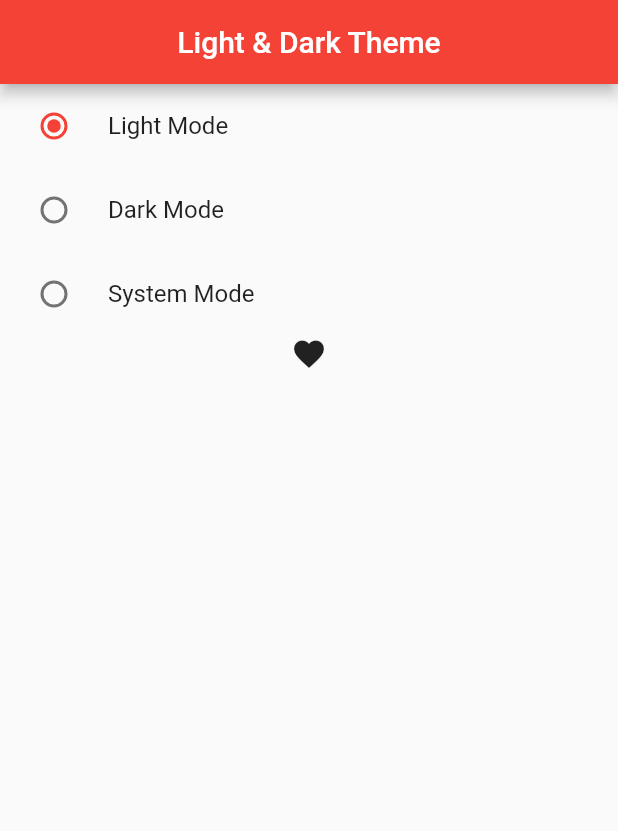
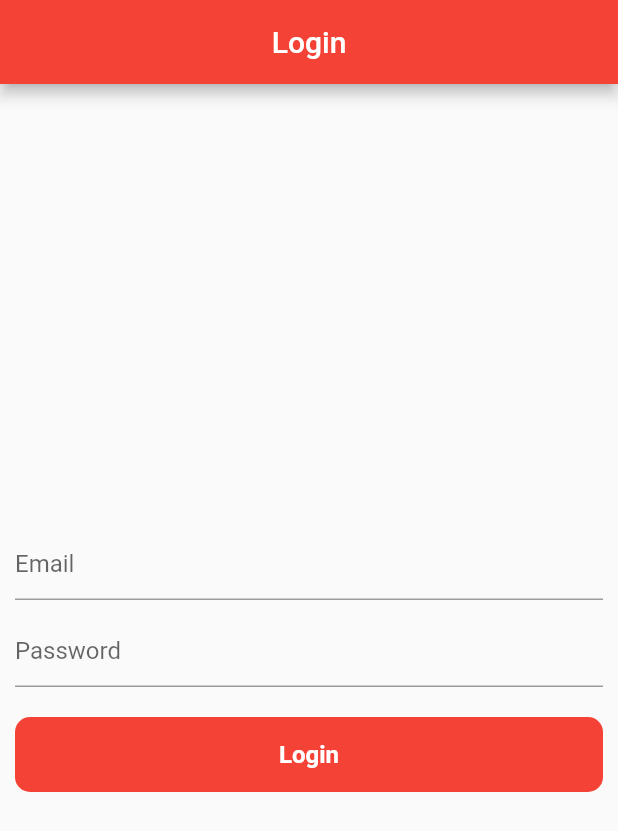
Before and after one commit to SyedMuhammadRehan/practice_provider, a Flutter app: the screen it shows after launch, on a phone screen of 412 x 824 dp. Shown: the top 831 px of the screen. Run offline on Flutter 3.47's test engine with Material 2 defaults, Android fonts, the phone set to English and light mode, and no system bars.

Commit message:
feat: :zap: login api with provider

```diff
--- a/lib/main.dart
+++ b/lib/main.dart
@@ -1,9 +1,10 @@
 import 'package:flutter/material.dart';
+import 'package:practice_provider/provider/authprovider.dart';
 import 'package:practice_provider/provider/count_provider.dart';
 import 'package:practice_provider/provider/favitem_provider.dart';
 import 'package:practice_provider/provider/slider_provider.dart';
 import 'package:practice_provider/provider/theme_mode_provider.dart';
-import 'package:practice_provider/screens/light_and_dark_theme.dart';
+import 'package:practice_provider/screens/login_wihApi.dart';
 import 'package:provider/provider.dart';
 
 void main() {
@@ -30,6 +31,9 @@ class MyApp extends StatelessWidget {
           ChangeNotifierProvider(
             create: (_) => ThemeModeProvider(),
           ),
+          ChangeNotifierProvider(
+            create: (_) => AuthProvider(),
+          ),
         ],
         child: Builder(
           builder: (BuildContext context) {
@@ -47,7 +51,7 @@ class MyApp extends StatelessWidget {
                     primarySwatch: Colors.red,
                     primaryColor: Colors.red,
                     iconTheme: const IconThemeData(color: Colors.pink)),
-                home: const LightAndDarkTheme());
+                home: const LoginWithApi());
           },
         ));
   }
--- /dev/null
+++ b/lib/provider/authprovider.dart
@@ -0,0 +1,39 @@
+import 'package:flutter/material.dart';
+import 'package:http/http.dart';
+
+class AuthProvider with ChangeNotifier {
+  bool _loading = false;
+  bool get loading => _loading;
+  void setloading(bool val) {
+    _loading = val;
+    notifyListeners();
+  }
+
+  void showDefaultSnackbar(BuildContext context, String text) {
+    ScaffoldMessenger.of(context).showSnackBar(
+      SnackBar(
+        content: Text(text),
+      ),
+    );
+  }
+
+  void login(BuildContext context, String email, pass) async {
+    setloading(true);
+    try {
+      Response response = await post(Uri.parse('https://reqres.in/api/login'),
+          body: {"email": email, "password": pass});
+
+      if (response.statusCode == 200) {
+        setloading(false);
+        showDefaultSnackbar(context, "Login Succesfully");
+      } else {
+        setloading(false);
+        showDefaultSnackbar(context, "Login Failed");
+      }
+    } catch (e) {
+      setloading(false);
+      showDefaultSnackbar(context, "Login Succesfully");
+      print(e.toString());
+    }
+  }
+}
--- /dev/null
+++ b/lib/screens/login_wihApi.dart
@@ -0,0 +1,76 @@
+import 'package:flutter/material.dart';
+import 'package:practice_provider/provider/authprovider.dart';
+import 'package:provider/provider.dart';
+
+class LoginWithApi extends StatefulWidget {
+  const LoginWithApi({super.key});
+
+  @override
+  State<LoginWithApi> createState() => _LoginWithApiState();
+}
+
+class _LoginWithApiState extends State<LoginWithApi> {
+  final TextEditingController _emilcontroller = TextEditingController();
+
+  final TextEditingController _passcontroller = TextEditingController();
+  @override
+  Widget build(BuildContext context) {
+    final loginprovider = Provider.of<AuthProvider>(context);
+    return Scaffold(
+      appBar: AppBar(
+        title: const Text("Login"),
+        centerTitle: true,
+      ),
+      body: Padding(
+        padding: const EdgeInsets.all(10),
+        child: Column(
+          mainAxisAlignment: MainAxisAlignment.center,
+          crossAxisAlignment: CrossAxisAlignment.center,
+          children: [
+            TextFormField(
+              keyboardType: TextInputType.emailAddress,
+              controller: _emilcontroller,
+              decoration: const InputDecoration(hintText: 'Email'),
+            ),
+            const SizedBox(
+              height: 10,
+            ),
+            TextFormField(
+              controller: _passcontroller,
+              decoration: const InputDecoration(hintText: 'Password'),
+            ),
+            const SizedBox(
+              height: 20,
+            ),
+            InkWell(
+              onTap: () {
+                loginprovider.login(
+                    context, _emilcontroller.text, _passcontroller.text);
+              },
+              child: Container(
+                height: 50,
+                width: double.infinity,
+                decoration: BoxDecoration(
+                    borderRadius: BorderRadius.circular(10), color: Colors.red),
+                child: Center(
+                  child: loginprovider.loading
+                      ? const CircularProgressIndicator(
+                          color: Colors.white,
+                        )
+                      : const Text(
+                          textAlign: TextAlign.center,
+                          "Login",
+                          style: TextStyle(
+                              color: Colors.white,
+                              fontSize: 16,
+                              fontWeight: FontWeight.w600),
+                        ),
+                ),
+              ),
+            )
+          ],
+        ),
+      ),
+    );
+  }
+}
--- a/pubspec.yaml
+++ b/pubspec.yaml
@@ -37,6 +37,7 @@ dependencies:
   # Use with the CupertinoIcons class for iOS style icons.
   cupertino_icons: ^1.0.2
   provider: ^6.0.3
+  http: ^0.13.5
 
 dev_dependencies:
   flutter_test:
```
Also changed, not shown: pubspec.lock.
